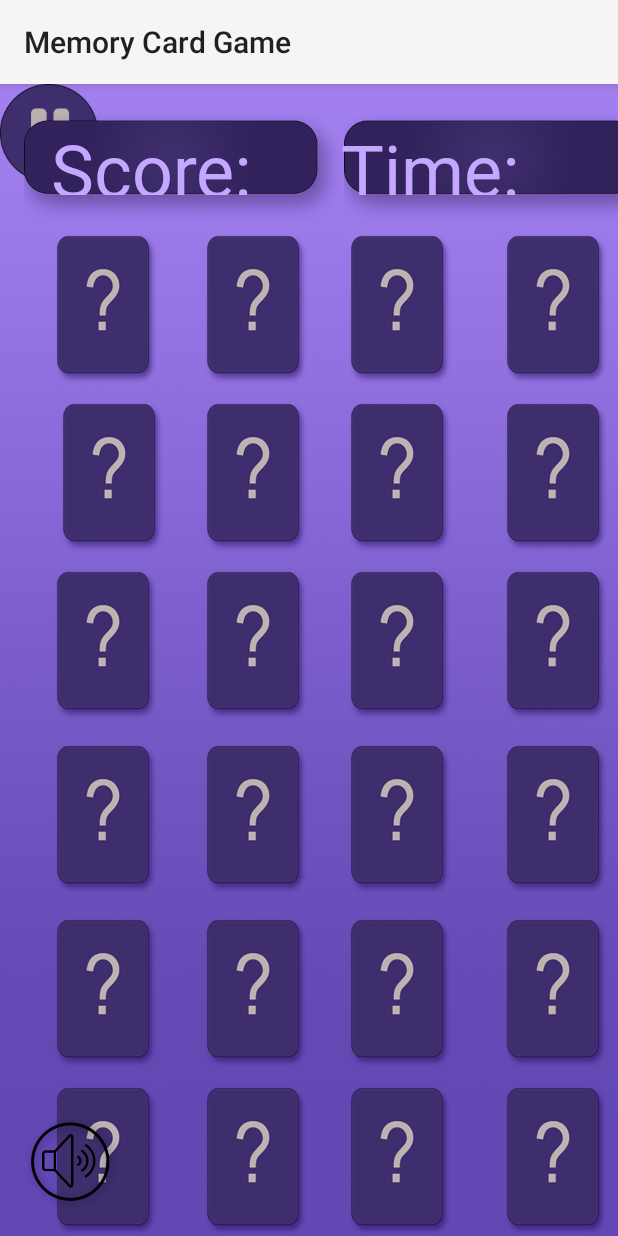
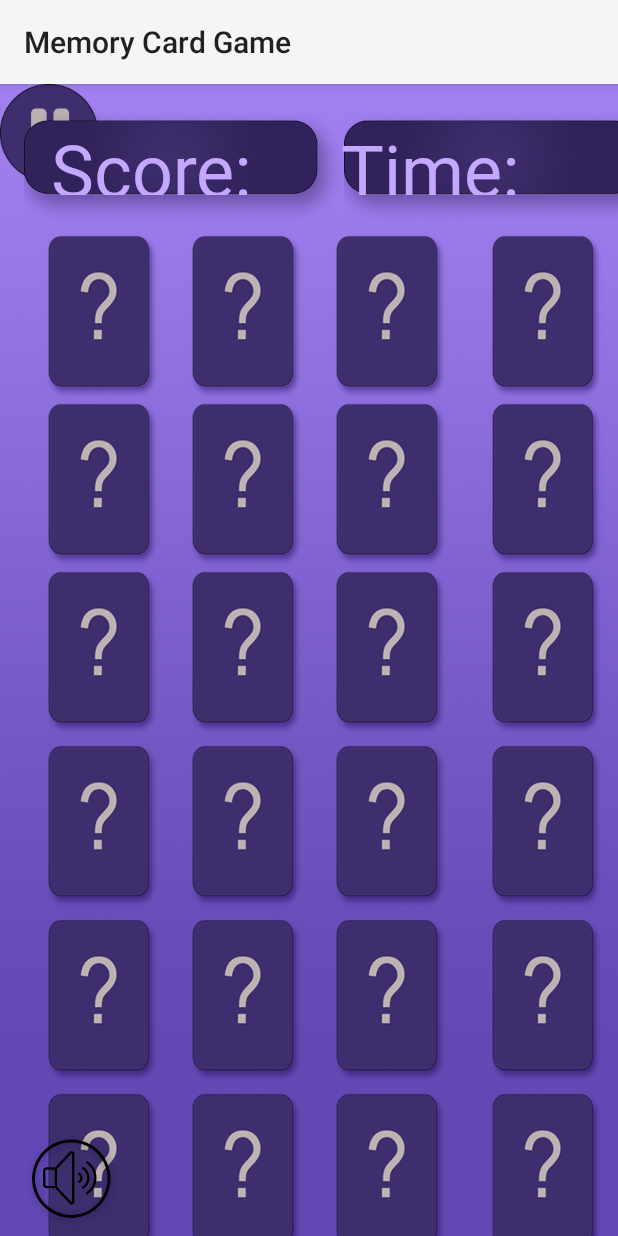
Before and after one commit to OleksandrLisnitskiy/AUCSC220_Project6, an Android app: the HardLevel screen opened directly, with no data from a screen before it, on a phone screen of 412 x 824 dp. Run offline under Robolectric (Android 15) with nearby library versions, the phone set to English and light mode, and no system bars.

Commit message:
Hard level changes

```diff
--- a/app/src/main/res/layout/activity_easy_level.xml
+++ b/app/src/main/res/layout/activity_easy_level.xml
@@ -13,8 +13,8 @@
         android:id="@+id/Sound"
         android:layout_width="65dp"
         android:layout_height="65dp"
-        android:layout_marginStart="15dp"
-        android:layout_marginBottom="15dp"
+        android:layout_marginStart="12dp"
+        android:layout_marginBottom="4dp"
         android:importantForAccessibility="no"
         android:onClick="SoundChange"
         app:layout_constraintBottom_toBottomOf="parent"
@@ -123,10 +123,10 @@
         android:layout_height="65dp"
         app:layout_constraintBottom_toBottomOf="parent"
         app:layout_constraintEnd_toEndOf="parent"
-        app:layout_constraintHorizontal_bias="0.983"
+        app:layout_constraintHorizontal_bias="0.959"
         app:layout_constraintStart_toStartOf="parent"
         app:layout_constraintTop_toTopOf="parent"
-        app:layout_constraintVertical_bias="0.981"
+        app:layout_constraintVertical_bias="0.994"
         app:srcCompat="@drawable/pause_button" />
 
     <ImageView
--- a/app/src/main/res/layout/activity_hard_level.xml
+++ b/app/src/main/res/layout/activity_hard_level.xml
@@ -11,39 +11,39 @@
 
     <ImageView
         android:id="@+id/imageView68"
-        android:layout_width="117dp"
-        android:layout_height="100dp"
-        android:layout_marginStart="312dp"
-        android:layout_marginTop="668dp"
+        android:layout_width="128dp"
+        android:layout_height="109dp"
+        android:layout_marginStart="300dp"
+        android:layout_marginTop="672dp"
         app:layout_constraintStart_toStartOf="parent"
         app:layout_constraintTop_toTopOf="parent"
         app:srcCompat="@drawable/card_for_hard_level" />
 
     <ImageView
         android:id="@+id/imageView66"
-        android:layout_width="117dp"
-        android:layout_height="100dp"
-        android:layout_marginStart="112dp"
-        android:layout_marginTop="668dp"
+        android:layout_width="128dp"
+        android:layout_height="109dp"
+        android:layout_marginStart="100dp"
+        android:layout_marginTop="672dp"
         app:layout_constraintStart_toStartOf="parent"
         app:layout_constraintTop_toTopOf="parent"
         app:srcCompat="@drawable/card_for_hard_level" />
 
     <ImageView
         android:id="@+id/imageView67"
-        android:layout_width="117dp"
-        android:layout_height="100dp"
-        android:layout_marginStart="208dp"
-        android:layout_marginTop="668dp"
+        android:layout_width="128dp"
+        android:layout_height="109dp"
+        android:layout_marginStart="196dp"
+        android:layout_marginTop="672dp"
         app:layout_constraintStart_toStartOf="parent"
         app:layout_constraintTop_toTopOf="parent"
         app:srcCompat="@drawable/card_for_hard_level" />
 
     <ImageView
         android:id="@+id/imageView63"
-        android:layout_width="117dp"
-        android:layout_height="100dp"
-        android:layout_marginStart="208dp"
+        android:layout_width="128dp"
+        android:layout_height="109dp"
+        android:layout_marginStart="196dp"
         android:layout_marginTop="556dp"
         app:layout_constraintStart_toStartOf="parent"
         app:layout_constraintTop_toTopOf="parent"
@@ -51,9 +51,9 @@
 
     <ImageView
         android:id="@+id/imageView64"
-        android:layout_width="117dp"
-        android:layout_height="100dp"
-        android:layout_marginStart="312dp"
+        android:layout_width="128dp"
+        android:layout_height="109dp"
+        android:layout_marginStart="300dp"
         android:layout_marginTop="556dp"
         app:layout_constraintStart_toStartOf="parent"
         app:layout_constraintTop_toTopOf="parent"
@@ -61,19 +61,19 @@
 
     <ImageView
         android:id="@+id/imageView65"
-        android:layout_width="117dp"
-        android:layout_height="100dp"
-        android:layout_marginStart="12dp"
-        android:layout_marginTop="668dp"
+        android:layout_width="128dp"
+        android:layout_height="109dp"
+        android:layout_marginStart="4dp"
+        android:layout_marginTop="672dp"
         app:layout_constraintStart_toStartOf="parent"
         app:layout_constraintTop_toTopOf="parent"
         app:srcCompat="@drawable/card_for_hard_level" />
 
     <ImageView
         android:id="@+id/imageView62"
-        android:layout_width="117dp"
-        android:layout_height="100dp"
-        android:layout_marginStart="112dp"
+        android:layout_width="128dp"
+        android:layout_height="109dp"
+        android:layout_marginStart="100dp"
         android:layout_marginTop="556dp"
         app:layout_constraintStart_toStartOf="parent"
         app:layout_constraintTop_toTopOf="parent"
@@ -81,9 +81,9 @@
 
     <ImageView
         android:id="@+id/imageView61"
-        android:layout_width="117dp"
-        android:layout_height="100dp"
-        android:layout_marginStart="12dp"
+        android:layout_width="128dp"
+        android:layout_height="109dp"
+        android:layout_marginStart="4dp"
         android:layout_marginTop="556dp"
         app:layout_constraintStart_toStartOf="parent"
         app:layout_constraintTop_toTopOf="parent"
@@ -91,9 +91,9 @@
 
     <ImageView
         android:id="@+id/imageView60"
-        android:layout_width="117dp"
-        android:layout_height="100dp"
-        android:layout_marginStart="312dp"
+        android:layout_width="128dp"
+        android:layout_height="109dp"
+        android:layout_marginStart="300dp"
         android:layout_marginTop="440dp"
         app:layout_constraintStart_toStartOf="parent"
         app:layout_constraintTop_toTopOf="parent"
@@ -101,9 +101,9 @@
 
     <ImageView
         android:id="@+id/imageView58"
-        android:layout_width="117dp"
-        android:layout_height="100dp"
-        android:layout_marginStart="112dp"
+        android:layout_width="128dp"
+        android:layout_height="109dp"
+        android:layout_marginStart="100dp"
         android:layout_marginTop="440dp"
         app:layout_constraintStart_toStartOf="parent"
         app:layout_constraintTop_toTopOf="parent"
@@ -111,9 +111,9 @@
 
     <ImageView
         android:id="@+id/imageView59"
-        android:layout_width="117dp"
-        android:layout_height="100dp"
-        android:layout_marginStart="208dp"
+        android:layout_width="128dp"
+        android:layout_height="109dp"
+        android:layout_marginStart="196dp"
         android:layout_marginTop="440dp"
         app:layout_constraintStart_toStartOf="parent"
         app:layout_constraintTop_toTopOf="parent"
@@ -121,9 +121,9 @@
 
     <ImageView
         android:id="@+id/imageView53"
-        android:layout_width="117dp"
-        android:layout_height="100dp"
-        android:layout_marginStart="112dp"
+        android:layout_width="128dp"
+        android:layout_height="109dp"
+        android:layout_marginStart="100dp"
         android:layout_marginTop="324dp"
         app:layout_constraintStart_toStartOf="parent"
         app:layout_constraintTop_toTopOf="parent"
@@ -131,9 +131,9 @@
 
     <ImageView
         android:id="@+id/imageView54"
-        android:layout_width="117dp"
-        android:layout_height="100dp"
-        android:layout_marginStart="208dp"
+        android:layout_width="128dp"
+        android:layout_height="109dp"
+        android:layout_marginStart="196dp"
         android:layout_marginTop="324dp"
         app:layout_constraintStart_toStartOf="parent"
         app:layout_constraintTop_toTopOf="parent"
@@ -141,9 +141,9 @@
 
     <ImageView
         android:id="@+id/imageView55"
-        android:layout_width="117dp"
-        android:layout_height="100dp"
-        android:layout_marginStart="312dp"
+        android:layout_width="128dp"
+        android:layout_height="109dp"
+        android:layout_marginStart="300dp"
         android:layout_marginTop="324dp"
         app:layout_constraintStart_toStartOf="parent"
         app:layout_constraintTop_toTopOf="parent"
@@ -151,9 +151,9 @@
 
     <ImageView
         android:id="@+id/imageView52"
-        android:layout_width="117dp"
-        android:layout_height="100dp"
-        android:layout_marginStart="12dp"
+        android:layout_width="128dp"
+        android:layout_height="109dp"
+        android:layout_marginStart="4dp"
         android:layout_marginTop="324dp"
         app:layout_constraintStart_toStartOf="parent"
         app:layout_constraintTop_toTopOf="parent"
@@ -161,9 +161,9 @@
 
     <ImageView
         android:id="@+id/imageView49"
-        android:layout_width="117dp"
-        android:layout_height="100dp"
-        android:layout_marginStart="112dp"
+        android:layout_width="128dp"
+        android:layout_height="109dp"
+        android:layout_marginStart="100dp"
         android:layout_marginTop="212dp"
         app:layout_constraintStart_toStartOf="parent"
         app:layout_constraintTop_toTopOf="parent"
@@ -171,9 +171,9 @@
 
     <ImageView
         android:id="@+id/imageView50"
-        android:layout_width="117dp"
-        android:layout_height="100dp"
-        android:layout_marginStart="208dp"
+        android:layout_width="128dp"
+        android:layout_height="109dp"
+        android:layout_marginStart="196dp"
         android:layout_marginTop="212dp"
         app:layout_constraintStart_toStartOf="parent"
         app:layout_constraintTop_toTopOf="parent"
@@ -181,9 +181,9 @@
 
     <ImageView
         android:id="@+id/imageView51"
-        android:layout_width="117dp"
-        android:layout_height="100dp"
-        android:layout_marginStart="312dp"
+        android:layout_width="128dp"
+        android:layout_height="109dp"
+        android:layout_marginStart="300dp"
         android:layout_marginTop="212dp"
         app:layout_constraintStart_toStartOf="parent"
         app:layout_constraintTop_toTopOf="parent"
@@ -191,9 +191,9 @@
 
     <ImageView
         android:id="@+id/imageView48"
-        android:layout_width="117dp"
-        android:layout_height="100dp"
-        android:layout_marginStart="16dp"
+        android:layout_width="128dp"
+        android:layout_height="109dp"
+        android:layout_marginStart="4dp"
         android:layout_marginTop="212dp"
         app:layout_constraintStart_toStartOf="parent"
         app:layout_constraintTop_toTopOf="parent"
@@ -201,9 +201,9 @@
 
     <ImageView
         android:id="@+id/imageView45"
-        android:layout_width="117dp"
-        android:layout_height="100dp"
-        android:layout_marginStart="112dp"
+        android:layout_width="128dp"
+        android:layout_height="109dp"
+        android:layout_marginStart="100dp"
         android:layout_marginTop="100dp"
         app:layout_constraintStart_toStartOf="parent"
         app:layout_constraintTop_toTopOf="parent"
@@ -211,9 +211,9 @@
 
     <ImageView
         android:id="@+id/imageView46"
-        android:layout_width="117dp"
-        android:layout_height="100dp"
-        android:layout_marginStart="208dp"
+        android:layout_width="128dp"
+        android:layout_height="109dp"
+        android:layout_marginStart="196dp"
         android:layout_marginTop="100dp"
         app:layout_constraintStart_toStartOf="parent"
         app:layout_constraintTop_toTopOf="parent"
@@ -221,9 +221,9 @@
 
     <ImageView
         android:id="@+id/imageView47"
-        android:layout_width="117dp"
-        android:layout_height="100dp"
-        android:layout_marginStart="312dp"
+        android:layout_width="128dp"
+        android:layout_height="109dp"
+        android:layout_marginStart="300dp"
         android:layout_marginTop="100dp"
         app:layout_constraintStart_toStartOf="parent"
         app:layout_constraintTop_toTopOf="parent"
@@ -233,8 +233,8 @@
         android:id="@+id/Sound"
         android:layout_width="65dp"
         android:layout_height="65dp"
-        android:layout_marginStart="15dp"
-        android:layout_marginBottom="15dp"
+        android:layout_marginStart="16dp"
+        android:layout_marginBottom="4dp"
         android:importantForAccessibility="no"
         android:onClick="SoundChange"
         app:layout_constraintBottom_toBottomOf="parent"
@@ -243,9 +243,9 @@
 
     <ImageView
         android:id="@+id/imageView44"
-        android:layout_width="117dp"
-        android:layout_height="100dp"
-        android:layout_marginStart="12dp"
+        android:layout_width="128dp"
+        android:layout_height="109dp"
+        android:layout_marginStart="4dp"
         android:layout_marginTop="100dp"
         app:layout_constraintStart_toStartOf="parent"
         app:layout_constraintTop_toTopOf="parent"
@@ -253,9 +253,9 @@
 
     <ImageView
         android:id="@+id/imageView57"
-        android:layout_width="117dp"
-        android:layout_height="100dp"
-        android:layout_marginStart="12dp"
+        android:layout_width="128dp"
+        android:layout_height="109dp"
+        android:layout_marginStart="4dp"
         android:layout_marginTop="440dp"
         app:layout_constraintStart_toStartOf="parent"
         app:layout_constraintTop_toTopOf="parent"
@@ -267,7 +267,7 @@
         android:layout_height="65dp"
         app:srcCompat="@drawable/pause_button"
         tools:layout_editor_absoluteX="351dp"
-        tools:layout_editor_absoluteY="784dp" />
+        tools:layout_editor_absoluteY="795dp" />
 
     <ImageView
         android:id="@+id/imageView70"
--- a/app/src/main/res/layout/activity_medium_level.xml
+++ b/app/src/main/res/layout/activity_medium_level.xml
@@ -13,8 +13,8 @@
         android:id="@+id/Sound"
         android:layout_width="65dp"
         android:layout_height="65dp"
-        android:layout_marginStart="15dp"
-        android:layout_marginBottom="15dp"
+        android:layout_marginStart="12dp"
+        android:layout_marginBottom="4dp"
         android:importantForAccessibility="no"
         android:onClick="SoundChange"
         app:layout_constraintBottom_toBottomOf="parent"
@@ -30,7 +30,7 @@
         app:layout_constraintHorizontal_bias="0.956"
         app:layout_constraintStart_toStartOf="parent"
         app:layout_constraintTop_toTopOf="parent"
-        app:layout_constraintVertical_bias="0.981"
+        app:layout_constraintVertical_bias="0.992"
         app:srcCompat="@drawable/pause_button" />
 
     <ImageView
```
